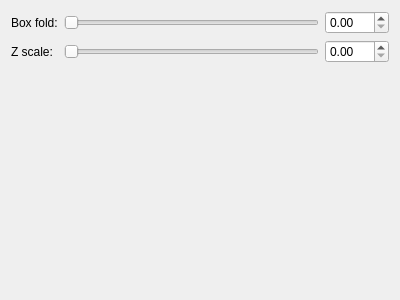
The window that trunk/mandelbulber2/qt_data/fractal_boxfold_bulbpow2.ui (buddhi1980/mandelbulber2) describes before a commit, drawn with Qt 5.
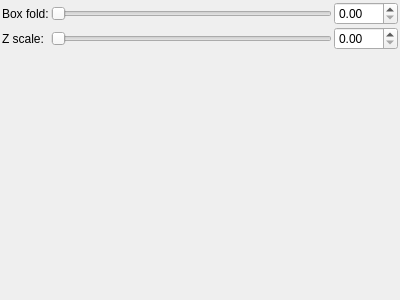
The same window after the commit. Custom widgets are drawn as their Qt base class.

Commit message: - reduced all margins and spacings in ui - added class to store animation frames - added closable dock for animation control (actually empty)

Patch:
```diff
--- a/trunk/mandelbulber2/qt_data/fractal_boxfold_bulbpow2.ui
+++ b/trunk/mandelbulber2/qt_data/fractal_boxfold_bulbpow2.ui
@@ -14,8 +14,26 @@
    <string>Form</string>
   </property>
   <layout class="QVBoxLayout" name="verticalLayout">
+   <property name="spacing">
+    <number>2</number>
+   </property>
+   <property name="leftMargin">
+    <number>2</number>
+   </property>
+   <property name="topMargin">
+    <number>2</number>
+   </property>
+   <property name="rightMargin">
+    <number>2</number>
+   </property>
+   <property name="bottomMargin">
+    <number>2</number>
+   </property>
    <item>
     <layout class="QGridLayout" name="gridLayout">
+     <property name="spacing">
+      <number>2</number>
+     </property>
      <item row="1" column="1">
       <widget class="QSlider" name="slider_boxfold_bulbpow2_z_factor">
        <property name="minimum">
```
The commit also changes 29 other files.
